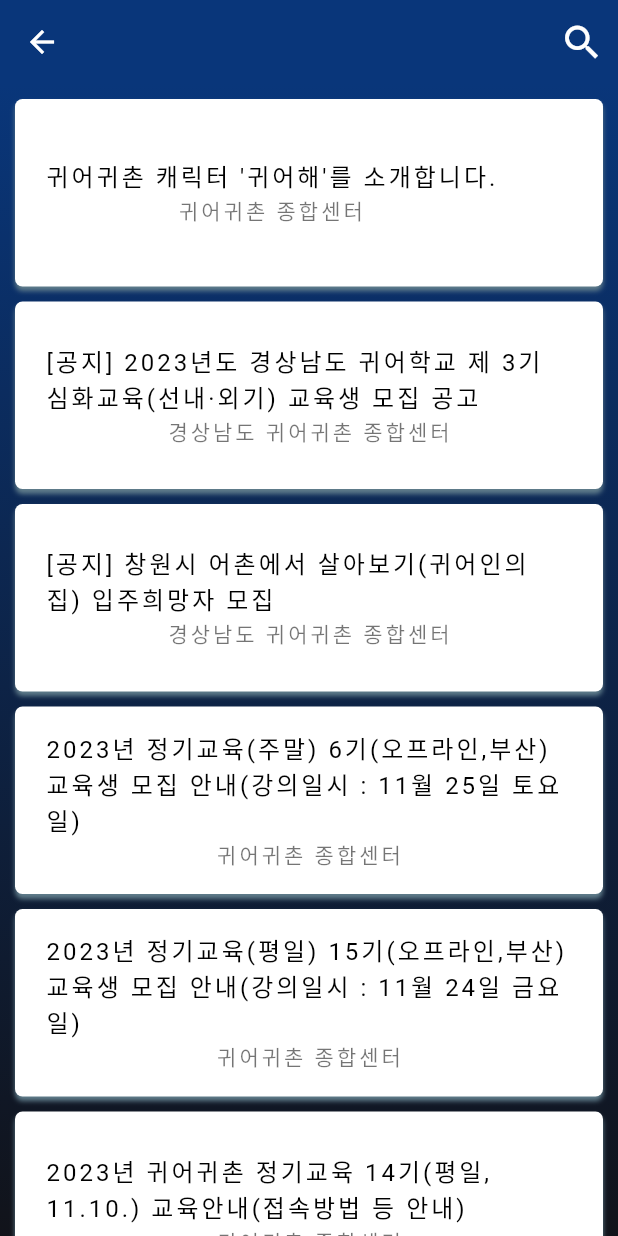
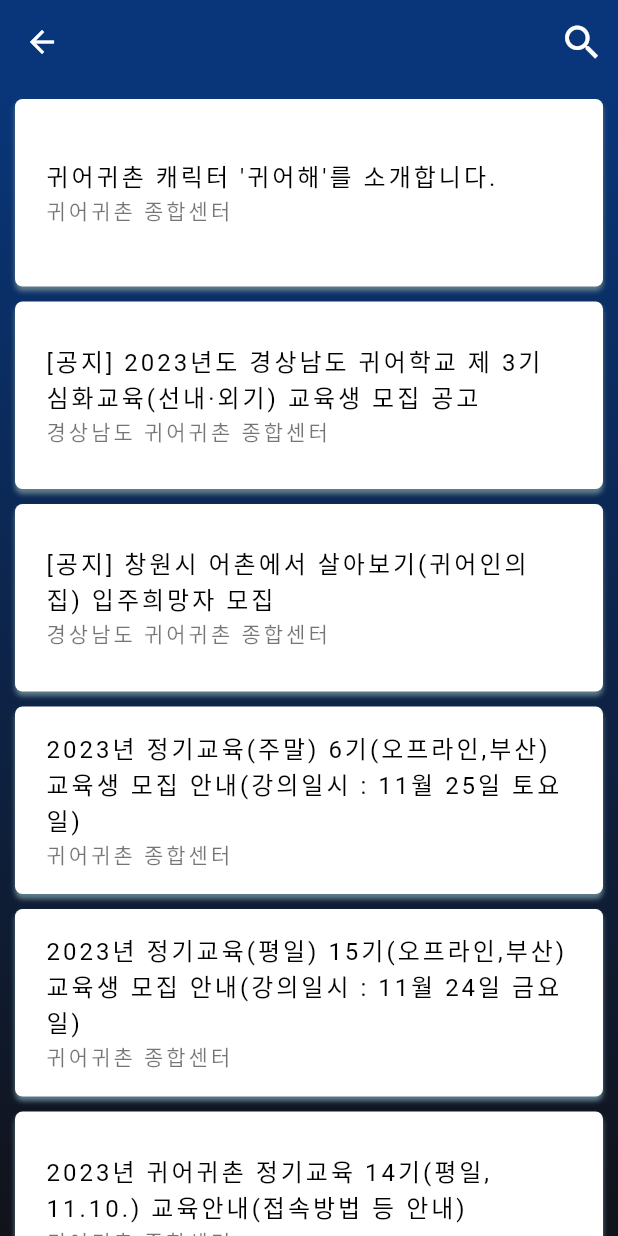
Before and after one commit to k984530/Fishermap, a Flutter app: the InformationScreen screen opened by its route, on a phone screen of 412 x 824 dp. Run offline on Flutter 3.47's test engine with Material 3 defaults, Android fonts, the phone set to English and light mode, and no system bars; our stand-ins replace get; missing offline and left inert: zwidget.

Commit message:
[FIN] informationScreen 완료

```diff
--- a/lib/Screens/Information/InformationScreen.dart
+++ b/lib/Screens/Information/InformationScreen.dart
@@ -37,6 +37,22 @@ class InformationScreen extends StatelessWidget {
     "경상남도 귀어귀촌 종합센터",
   ];
 
+  final List<String> homePageURL = <String>[
+    "https://www.sealife.go.kr/board/notice/view.do",
+    "https://www.gnsealife.kr/sealife/board/view.do?mId=56&brdIdx=130",
+    "https://www.gnsealife.kr/sealife/board/view.do?mId=56&brdIdx=129",
+    "https://www.sealife.go.kr/board/notice/view.do",
+    "https://www.sealife.go.kr/board/notice/view.do",
+    "https://www.sealife.go.kr/board/notice/view.do",
+    "https://www.sealife.go.kr/board/notice/view.do",
+    "http://jnsealife.or.kr/ko/110/view?SEQ=36&page=1",
+    "https://ggsealife.co.kr/kr/customer/notice/view/186/page/0",
+    "https://www.sealife.go.kr/board/notice/view.do",
+    "https://www.sealife.go.kr/board/notice/view.do",
+    "https://www.gnsealife.kr/sealife/board/view.do?mId=56&brdIdx=128",
+    "https://www.gnsealife.kr/sealife/board/view.do?mId=56&brdIdx=127",
+  ];
+
   @override
   Widget build(BuildContext context) {
     return Scaffold(
@@ -61,7 +77,7 @@ class InformationScreen extends StatelessWidget {
           itemBuilder: (BuildContext context, int index) {
             return GestureDetector(
               onTap: () async {
-                String url = "https://pub.dev/packages/url_launcher";
+                String url = "${homePageURL[index]}";
                 await launchUrl(Uri.parse(url));
               },
               child: Column(
@@ -75,6 +91,7 @@ class InformationScreen extends StatelessWidget {
                       alignment: Alignment.topLeft,
                       child: Column(
                         mainAxisAlignment: MainAxisAlignment.center,
+                        crossAxisAlignment: CrossAxisAlignment.start,
                         children: [
                           Text(
                             '${entry[index]}',
```
Also changed, not shown: pubspec.lock.
